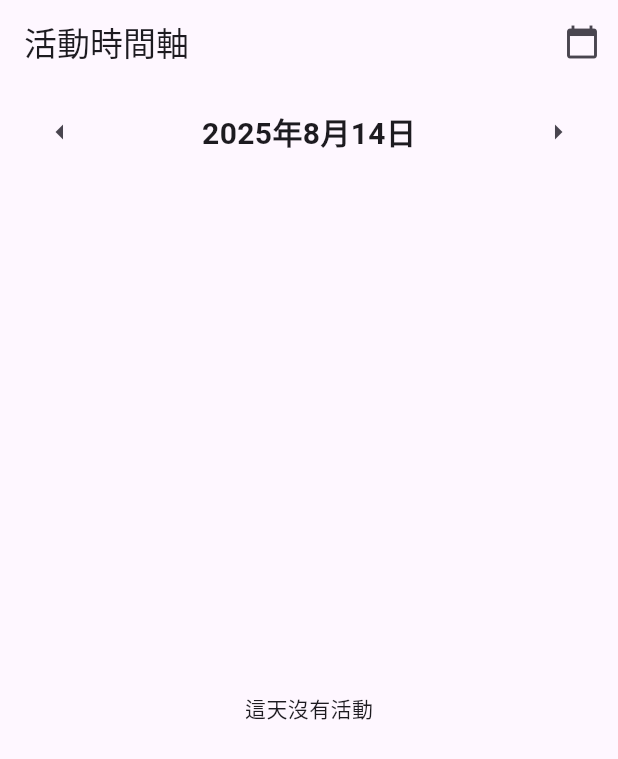
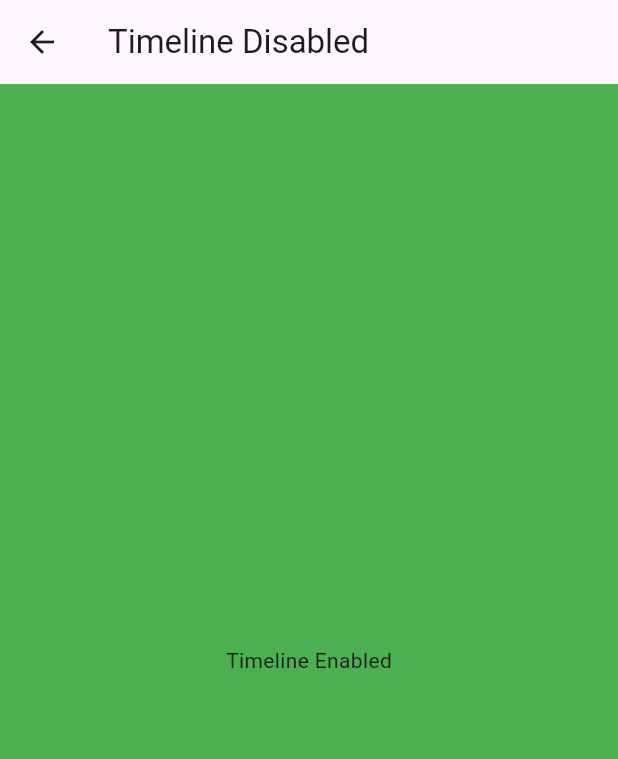
Before and after one commit to wentingcoding960206/Carbon-Tracker, a Flutter app: the TimelineUI screen opened directly, on a phone screen of 412 x 824 dp. Shown: the top 759 px of the screen. Run offline on Flutter 3.47's test engine with Material 3 defaults, Android fonts, the phone set to English and light mode, and no system bars; our stand-ins replace audioplayers, cloud_firestore, firebase_auth, fl_chart, geolocator, google_maps_flutter and 5 more; missing offline and left inert: record; accounts and stored records are empty.

Commit message:
enabled timeline work

```diff
--- a/lib/timelineui.dart
+++ b/lib/timelineui.dart
@@ -1,6 +1,7 @@
 
 
 import 'dart:convert';
+import 'package:carbon_tracker/settings_database.dart';
 import 'package:flutter/material.dart';
 import 'package:intl/intl.dart';
 import 'package:intl/date_symbol_data_local.dart';
@@ -52,7 +53,29 @@
 
   @override
   Widget build(BuildContext context) {
-    final formattedDate = DateFormat('yyyy年M月d日', 'zh_TW').format(selectedDate);
+    return FutureBuilder<String?>(
+      future: SettingsDatabase.getSetting('tracking_enabled'),
+      builder: (context, snapshot) {
+        if (snapshot.connectionState == ConnectionState.waiting) {
+          return const Center(child: CircularProgressIndicator());
+        }
+
+        bool showTimeline = snapshot.data == 'true';
+
+        if (!showTimeline) {
+          return Scaffold(
+            appBar: AppBar(title: const Text("Timeline Disabled")),
+            body: Container(
+              color: Colors.green,
+              child: const Center(child: Text("Timeline Enabled")),
+            ),
+          );
+        }
+
+        final formattedDate = DateFormat(
+          'yyyy年M月d日',
+          'zh_TW',
+        ).format(selectedDate);
         final dateKey = DateFormat('yyyy-MM-dd').format(selectedDate);
 
         return Scaffold(
@@ -68,13 +91,28 @@
           body: Column(
             children: [
               Padding(
-            padding: const EdgeInsets.symmetric(horizontal: 16, vertical: 8),
+                padding: const EdgeInsets.symmetric(
+                  horizontal: 16,
+                  vertical: 8,
+                ),
                 child: Row(
                   mainAxisAlignment: MainAxisAlignment.spaceBetween,
                   children: [
-                IconButton(icon: Icon(Icons.arrow_left), onPressed: _previousDay),
-                Text(formattedDate, style: TextStyle(fontSize: 20, fontWeight: FontWeight.bold)),
-                IconButton(icon: Icon(Icons.arrow_right), onPressed: _nextDay),
+                    IconButton(
+                      icon: Icon(Icons.arrow_left),
+                      onPressed: _previousDay,
+                    ),
+                    Text(
+                      formattedDate,
+                      style: TextStyle(
+                        fontSize: 20,
+                        fontWeight: FontWeight.bold,
+                      ),
+                    ),
+                    IconButton(
+                      icon: Icon(Icons.arrow_right),
+                      onPressed: _nextDay,
+                    ),
                   ],
                 ),
               ),
@@ -87,11 +125,15 @@
                     }
 
                     final activities = snapshot.data ?? [];
-                if (activities.isEmpty) return Center(child: Text('這天沒有活動'));
+                    if (activities.isEmpty)
+                      return Center(child: Text('這天沒有活動'));
 
                     final totalCarbon = activities.fold<double>(
                       0,
-                  (sum, a) => sum + (double.tryParse(a.carbonEmission.split(' ')[0]) ?? 0),
+                      (sum, a) =>
+                          sum +
+                          (double.tryParse(a.carbonEmission.split(' ')[0]) ??
+                              0),
                     );
 
                     return Column(
@@ -102,7 +144,10 @@
                             itemBuilder: (context, index) {
                               final a = activities[index];
                               return Card(
-                            margin: EdgeInsets.symmetric(horizontal: 16, vertical: 8),
+                                margin: EdgeInsets.symmetric(
+                                  horizontal: 16,
+                                  vertical: 8,
+                                ),
                                 child: Padding(
                                   padding: const EdgeInsets.all(16),
                                   child: Text(
@@ -120,7 +165,10 @@
                           padding: const EdgeInsets.all(16),
                           child: Text(
                             '當日總碳排量：${totalCarbon.toStringAsFixed(2)} kg CO₂',
-                        style: TextStyle(fontSize: 16, fontWeight: FontWeight.bold),
+                            style: TextStyle(
+                              fontSize: 16,
+                              fontWeight: FontWeight.bold,
+                            ),
                           ),
                         ),
                       ],
@@ -131,7 +179,10 @@
             ],
           ),
         );
+      },
+    );
   }
+
 }
 
 class Activity {
```
Also changed, not shown: lib/home_page.dart (+6 -49 lines). Lines whose indentation alone changed are shown as unchanged.
